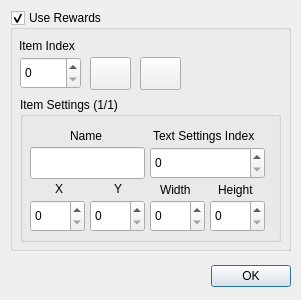
First picture: the form in ui/dialog_rewards.ui, repository Yanis002/SaucisseTracker, before the edit.
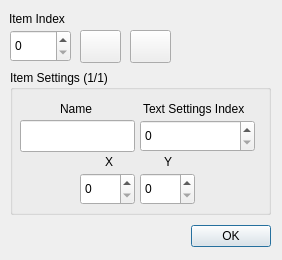
Second picture: the form after the edit. Icons and pictures are not drawn.

Commit message: create reward settings dialog

Patch:
```diff
--- a/ui/dialog_rewards.ui
+++ b/ui/dialog_rewards.ui
@@ -6,8 +6,8 @@
    <rect>
     <x>0</x>
     <y>0</y>
-    <width>301</width>
-    <height>300</height>
+    <width>282</width>
+    <height>260</height>
    </rect>
   </property>
   <property name="windowTitle">
@@ -17,8 +17,8 @@
    <property name="geometry">
     <rect>
      <x>10</x>
-     <y>260</y>
-     <width>281</width>
+     <y>220</y>
+     <width>261</width>
      <height>32</height>
     </rect>
    </property>
@@ -29,26 +29,24 @@
     <set>QDialogButtonBox::StandardButton::Ok</set>
    </property>
   </widget>
-  <widget class="QGroupBox" name="groupBox">
+  <widget class="QLabel" name="label_14">
    <property name="geometry">
     <rect>
-     <x>10</x>
+     <x>9</x>
      <y>10</y>
-     <width>281</width>
-     <height>241</height>
+     <width>71</width>
+     <height>18</height>
     </rect>
    </property>
-   <property name="title">
-    <string>Use Rewards</string>
+   <property name="text">
+    <string>Item Index</string>
    </property>
-   <property name="checkable">
-    <bool>true</bool>
-   </property>
+  </widget>
    <widget class="QGroupBox" name="groupBox_2">
     <property name="geometry">
      <rect>
       <x>10</x>
-      <y>87</y>
+     <y>70</y>
       <width>261</width>
       <height>145</height>
      </rect>
@@ -59,7 +57,7 @@
     <widget class="QLabel" name="label_15">
      <property name="geometry">
       <rect>
-       <x>35</x>
+      <x>95</x>
        <y>83</y>
        <width>21</width>
        <height>18</height>
@@ -72,29 +70,6 @@
     <widget class="QSpinBox" name="spinBox_12">
      <property name="geometry">
       <rect>
-       <x>70</x>
-       <y>103</y>
-       <width>55</width>
-       <height>32</height>
-      </rect>
-     </property>
-    </widget>
-    <widget class="QLabel" name="label_16">
-     <property name="geometry">
-      <rect>
-       <x>198</x>
-       <y>84</y>
-       <width>51</width>
-       <height>18</height>
-      </rect>
-     </property>
-     <property name="text">
-      <string>Height</string>
-     </property>
-    </widget>
-    <widget class="QSpinBox" name="spinBox_13">
-     <property name="geometry">
-      <rect>
        <x>130</x>
        <y>103</y>
        <width>55</width>
@@ -105,7 +80,7 @@
     <widget class="QLabel" name="label_17">
      <property name="geometry">
       <rect>
-       <x>94</x>
+      <x>154</x>
        <y>83</y>
        <width>21</width>
        <height>18</height>
@@ -115,33 +90,10 @@
       <string>Y</string>
      </property>
     </widget>
-    <widget class="QSpinBox" name="spinBox_14">
-     <property name="geometry">
-      <rect>
-       <x>190</x>
-       <y>103</y>
-       <width>55</width>
-       <height>32</height>
-      </rect>
-     </property>
-    </widget>
-    <widget class="QLabel" name="label_18">
-     <property name="geometry">
-      <rect>
-       <x>140</x>
-       <y>84</y>
-       <width>41</width>
-       <height>18</height>
-      </rect>
-     </property>
-     <property name="text">
-      <string>Width</string>
-     </property>
-    </widget>
     <widget class="QSpinBox" name="spinBox_15">
      <property name="geometry">
       <rect>
-       <x>10</x>
+      <x>70</x>
        <y>103</y>
        <width>55</width>
        <height>32</height>
@@ -195,11 +147,27 @@
      </property>
     </widget>
    </widget>
+  <widget class="QPushButton" name="pushButton">
+   <property name="geometry">
+    <rect>
+     <x>80</x>
+     <y>30</y>
+     <width>41</width>
+     <height>33</height>
+    </rect>
+   </property>
+   <property name="text">
+    <string/>
+   </property>
+   <property name="icon">
+    <iconset theme="QIcon::ThemeIcon::ListAdd"/>
+   </property>
+  </widget>
    <widget class="QSpinBox" name="spinBox_11">
     <property name="geometry">
      <rect>
       <x>10</x>
-      <y>47</y>
+     <y>30</y>
       <width>61</width>
       <height>32</height>
      </rect>
@@ -209,7 +177,7 @@
     <property name="geometry">
      <rect>
       <x>130</x>
-      <y>47</y>
+     <y>30</y>
       <width>41</width>
       <height>33</height>
      </rect>
@@ -220,36 +188,6 @@
     <property name="icon">
      <iconset theme="QIcon::ThemeIcon::ListRemove"/>
     </property>
-   </widget>
-   <widget class="QPushButton" name="pushButton">
-    <property name="geometry">
-     <rect>
-      <x>80</x>
-      <y>47</y>
-      <width>41</width>
-      <height>33</height>
-     </rect>
-    </property>
-    <property name="text">
-     <string/>
-    </property>
-    <property name="icon">
-     <iconset theme="QIcon::ThemeIcon::ListAdd"/>
-    </property>
-   </widget>
-   <widget class="QLabel" name="label_14">
-    <property name="geometry">
-     <rect>
-      <x>9</x>
-      <y>27</y>
-      <width>71</width>
-      <height>18</height>
-     </rect>
-    </property>
-    <property name="text">
-     <string>Item Index</string>
-    </property>
-   </widget>
   </widget>
  </widget>
  <resources/>
```
Lines whose indentation alone changed are shown as unchanged. The commit also changes 3 other files.
